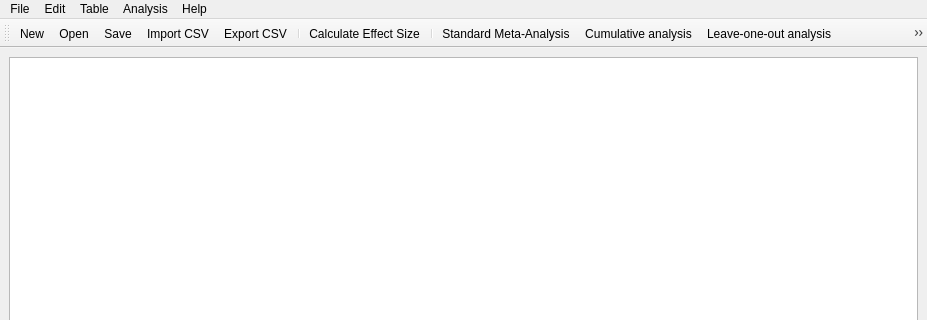
gdietz/OpenMEE, file main_window.ui: the form before one commit; both pictures show x 0 to 927 and y 0 to 320 of the 927 by 622 pixel window.
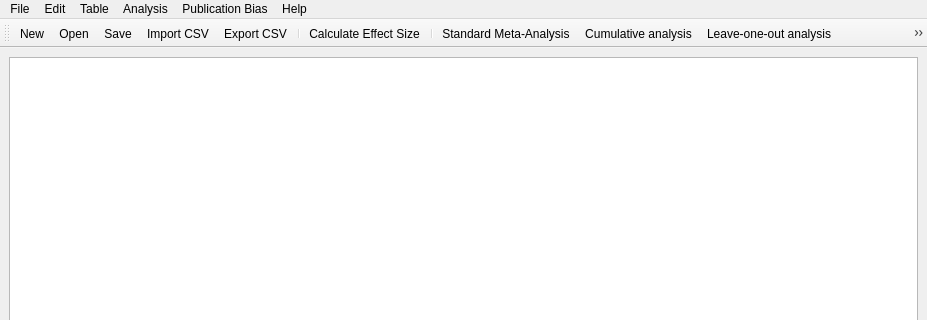
The form after the commit. Icons and pictures are not drawn.

```diff
--- a/main_window.ui
+++ b/main_window.ui
@@ -30,7 +30,7 @@
      <x>0</x>
      <y>0</y>
      <width>927</width>
-     <height>27</height>
+     <height>22</height>
     </rect>
    </property>
    <widget class="QMenu" name="menuFile">
@@ -118,10 +118,18 @@
     </property>
     <addaction name="action_about"/>
    </widget>
+   <widget class="QMenu" name="menuPublication_Bias">
+    <property name="title">
+     <string>Publication Bias</string>
+    </property>
+    <addaction name="actionFail_Safe_N"/>
+    <addaction name="actionFunnel_Plot"/>
+   </widget>
    <addaction name="menuFile"/>
    <addaction name="menuEdit"/>
    <addaction name="menuTable"/>
    <addaction name="menuAnalysis"/>
+   <addaction name="menuPublication_Bias"/>
    <addaction name="menuAbout"/>
   </widget>
   <widget class="QStatusBar" name="statusbar"/>
```
Left out of the diff: 10 changed lines with no effect on the pictures.
